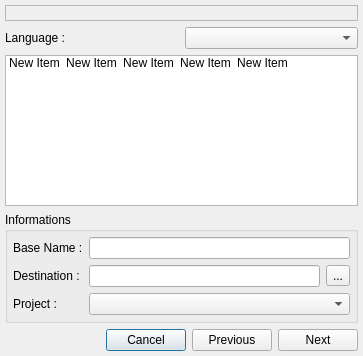
Old version of the form v2/branches/dev/monkey/src/templatesmanager/ui/UITemplatesWizard.ui in the repository testmana2/mks.
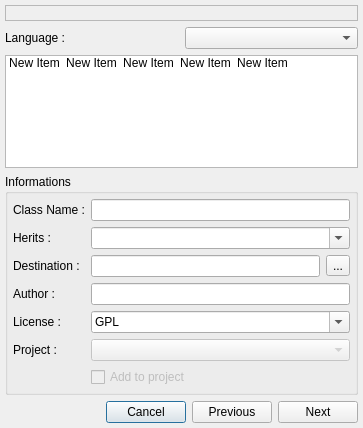
New version of the form. Icons and pictures are not drawn.

Commit message: add support for new file template working, user need to configure/create template in Edit->Settings...

Diff of the .ui file:
```diff
--- a/v2/branches/dev/monkey/src/templatesmanager/ui/UITemplatesWizard.ui
+++ b/v2/branches/dev/monkey/src/templatesmanager/ui/UITemplatesWizard.ui
@@ -6,7 +6,7 @@
     <x>0</x>
     <y>0</y>
     <width>363</width>
-    <height>356</height>
+    <height>428</height>
    </rect>
   </property>
   <property name="windowTitle" >
@@ -130,6 +130,142 @@
          </item>
         </widget>
        </item>
+       <item>
+        <widget class="QGroupBox" name="gbInformations" >
+         <property name="title" >
+          <string>Informations</string>
+         </property>
+         <layout class="QGridLayout" >
+          <property name="leftMargin" >
+           <number>5</number>
+          </property>
+          <property name="topMargin" >
+           <number>5</number>
+          </property>
+          <property name="rightMargin" >
+           <number>5</number>
+          </property>
+          <property name="bottomMargin" >
+           <number>5</number>
+          </property>
+          <property name="horizontalSpacing" >
+           <number>6</number>
+          </property>
+          <property name="verticalSpacing" >
+           <number>6</number>
+          </property>
+          <item row="5" column="1" colspan="2" >
+           <widget class="QComboBox" name="cbProjects" >
+            <property name="enabled" >
+             <bool>false</bool>
+            </property>
+           </widget>
+          </item>
+          <item row="5" column="0" >
+           <widget class="QLabel" name="lProject" >
+            <property name="text" >
+             <string>Project :</string>
+            </property>
+           </widget>
+          </item>
+          <item row="2" column="0" >
+           <widget class="QLabel" name="lDestination" >
+            <property name="text" >
+             <string>Destination :</string>
+            </property>
+           </widget>
+          </item>
+          <item row="0" column="1" colspan="2" >
+           <widget class="QLineEdit" name="leClassName" />
+          </item>
+          <item row="2" column="2" >
+           <widget class="QToolButton" name="tbDestination" >
+            <property name="text" >
+             <string>...</string>
+            </property>
+           </widget>
+          </item>
+          <item row="2" column="1" >
+           <widget class="QLineEdit" name="leDestination" />
+          </item>
+          <item row="0" column="0" >
+           <widget class="QLabel" name="lClassName" >
+            <property name="text" >
+             <string>Class Name :</string>
+            </property>
+           </widget>
+          </item>
+          <item row="3" column="0" >
+           <widget class="QLabel" name="lAuthor" >
+            <property name="text" >
+             <string>Author :</string>
+            </property>
+           </widget>
+          </item>
+          <item row="4" column="0" >
+           <widget class="QLabel" name="lLicense" >
+            <property name="text" >
+             <string>License :</string>
+            </property>
+           </widget>
+          </item>
+          <item row="3" column="1" colspan="2" >
+           <widget class="QLineEdit" name="leAuthor" />
+          </item>
+          <item row="4" column="1" colspan="2" >
+           <widget class="QComboBox" name="cbLicenses" >
+            <property name="editable" >
+             <bool>true</bool>
+            </property>
+            <item>
+             <property name="text" >
+              <string>GPL</string>
+             </property>
+            </item>
+            <item>
+             <property name="text" >
+              <string>LGPL</string>
+             </property>
+            </item>
+            <item>
+             <property name="text" >
+              <string>BSD</string>
+             </property>
+            </item>
+            <item>
+             <property name="text" >
+              <string>QPL</string>
+             </property>
+            </item>
+           </widget>
+          </item>
+          <item row="1" column="0" >
+           <widget class="QLabel" name="lHerits" >
+            <property name="text" >
+             <string>Herits :</string>
+            </property>
+           </widget>
+          </item>
+          <item row="1" column="1" colspan="2" >
+           <widget class="QComboBox" name="cbHerits" >
+            <property name="editable" >
+             <bool>true</bool>
+            </property>
+           </widget>
+          </item>
+          <item row="6" column="1" colspan="2" >
+           <widget class="QCheckBox" name="cbAddToProject" >
+            <property name="enabled" >
+             <bool>false</bool>
+            </property>
+            <property name="text" >
+             <string>Add to project</string>
+            </property>
+           </widget>
+          </item>
+         </layout>
+        </widget>
+       </item>
       </layout>
      </widget>
      <widget class="QWidget" name="wView" >
@@ -151,58 +287,6 @@
      </widget>
     </widget>
    </item>
-   <item>
-    <widget class="QGroupBox" name="gbInformations" >
-     <property name="title" >
-      <string>Informations</string>
-     </property>
-     <layout class="QGridLayout" >
-      <property name="margin" >
-       <number>5</number>
-      </property>
-      <property name="spacing" >
-       <number>6</number>
-      </property>
-      <item row="2" column="1" colspan="2" >
-       <widget class="QComboBox" name="cbProjects" />
-      </item>
-      <item row="2" column="0" >
-       <widget class="QLabel" name="lProject" >
-        <property name="text" >
-         <string>Project :</string>
-        </property>
-       </widget>
-      </item>
-      <item row="1" column="0" >
-       <widget class="QLabel" name="lDestination" >
-        <property name="text" >
-         <string>Destination :</string>
-        </property>
-       </widget>
-      </item>
-      <item row="0" column="1" colspan="2" >
-       <widget class="QLineEdit" name="leBaseName" />
-      </item>
-      <item row="1" column="2" >
-       <widget class="QToolButton" name="tbDestination" >
-        <property name="text" >
-         <string>...</string>
-        </property>
-       </widget>
-      </item>
-      <item row="1" column="1" >
-       <widget class="QLineEdit" name="leDestination" />
-      </item>
-      <item row="0" column="0" >
-       <widget class="QLabel" name="lBaseName" >
-        <property name="text" >
-         <string>Base Name :</string>
-        </property>
-       </widget>
-      </item>
-     </layout>
-    </widget>
-   </item>
    <item>
     <layout class="QHBoxLayout" >
      <property name="margin" >
```
Left out of the diff: 75 changed lines with no effect on the pictures. The commit also changes 15 other files.
